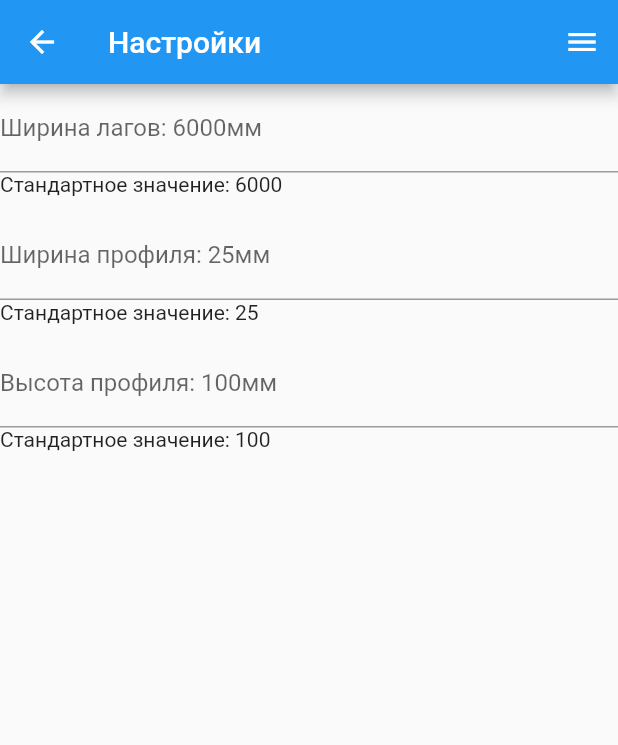
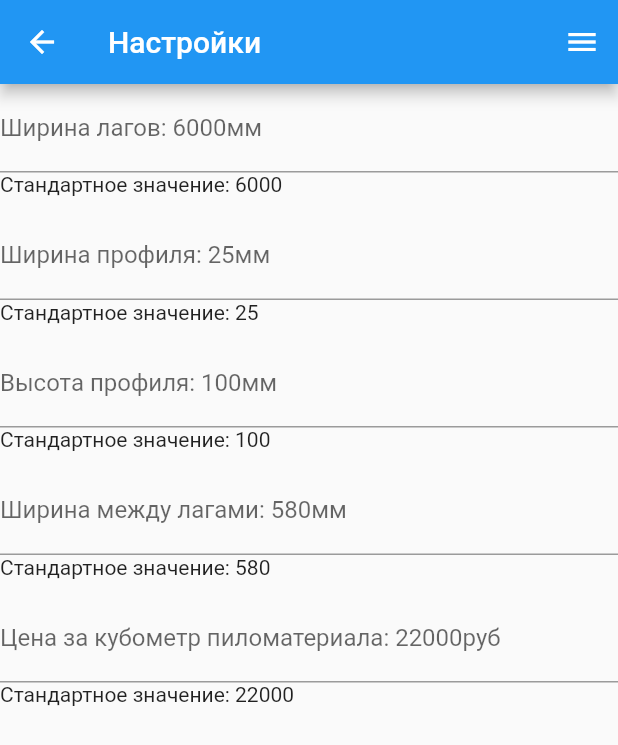
Before and after one commit to CpedaMonsterEnergyLover/BlockHouseCalculator, a Flutter app: the screen it shows after launch, in the side drawer, after a tap on "Настройки", on a phone screen of 412 x 824 dp. Shown: the top 745 px of the screen. Run offline on Flutter 3.47's test engine with Material 2 defaults, Android fonts, the phone set to English and light mode, and no system bars.

Commit message:
добавил в настройкаъ цену за пиломатериал

```diff
--- a/lib/pages/elements/double_input_field.dart
+++ b/lib/pages/elements/double_input_field.dart
@@ -6,8 +6,10 @@ class IntegerInputField extends StatefulWidget {
   final String labelText;
   final String hintText;
   final Function callback;
+  String unit;
 
-  const IntegerInputField({Key? key, required this.labelText, required this.callback, required this.hintText})
+  IntegerInputField({Key? key, required this.labelText, required this.callback, required this.hintText,
+    this.unit = "мм"})
       : super(key: key);
 
   @override
@@ -52,7 +54,7 @@ class _IntegerInputFieldState extends State<IntegerInputField> {
       // focusNode: _focusNode,
       keyboardType:  const TextInputType.numberWithOptions(signed: true, decimal: false),
       decoration: InputDecoration(
-          labelText: widget.labelText + ": " + widget.hintText + "мм",
+          labelText: widget.labelText + ": " + widget.hintText + widget.unit,
           hintText: widget.hintText,
           errorText: errorText == '' ? null : errorText),
 
--- a/lib/pages/objects/constants.dart
+++ b/lib/pages/objects/constants.dart
@@ -3,9 +3,5 @@ class Constants{
   static int plankWidth = 25;
   static int plankHeight = 100;
   static int lagDistance = 580;
-
-  @override
-  String toString() {
-    return 'Constants{lagWidth: $lagWidth}';
-  }
+  static int unitPrice = 22000;
 }
--- a/lib/pages/settings/settings.dart
+++ b/lib/pages/settings/settings.dart
@@ -68,6 +68,29 @@ class _SettingsPageState extends State<SettingsPage> {
           const Text("Стандартное значение: 100"),
           const SizedBox(height: 10),
 
+          IntegerInputField(
+              labelText: "Ширина между лагами",
+              callback: (value) {
+                setState(() {
+                  Constants.lagDistance = value;
+                });
+              },
+              hintText: Constants.lagDistance.toString()),
+          const Text("Стандартное значение: 580"),
+          const SizedBox(height: 10),
+
+          IntegerInputField(
+              labelText: "Цена за кубометр пиломатериала",
+              unit: "руб",
+              callback: (value) {
+                setState(() {
+                  Constants.unitPrice = value;
+                });
+              },
+              hintText: Constants.unitPrice.toString()),
+          const Text("Стандартное значение: 22000"),
+          const SizedBox(height: 10),
+
 
         ],
       ),
```
Also changed, not shown: lib/pages/objects/house.dart (+8 -10 lines).
